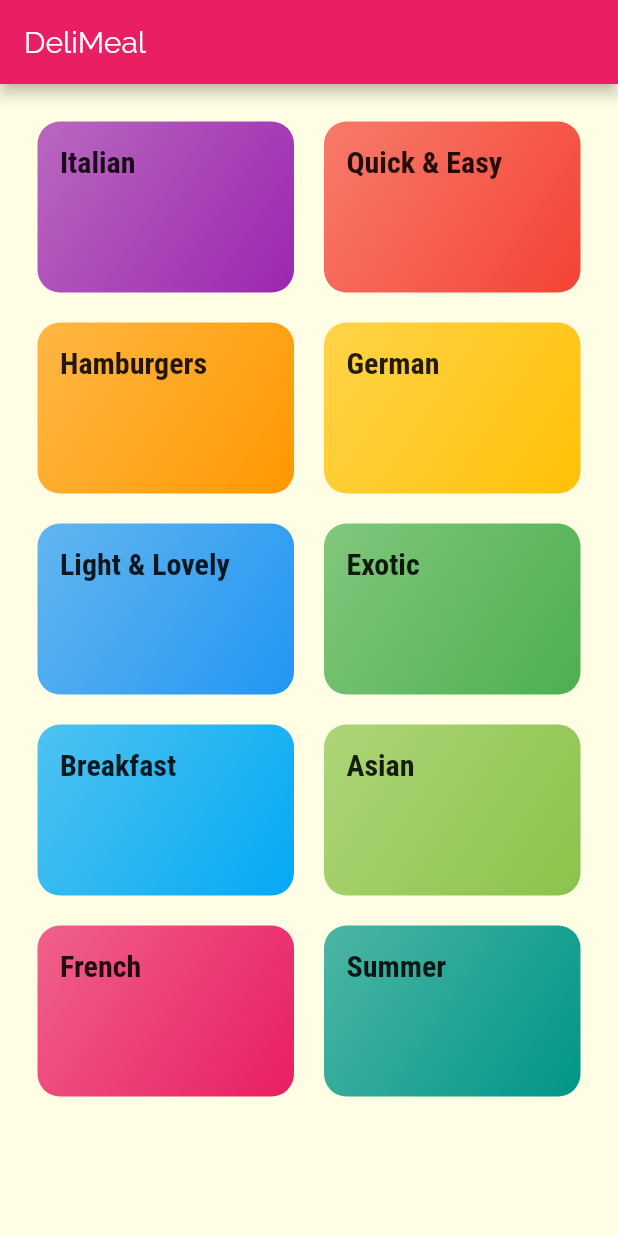
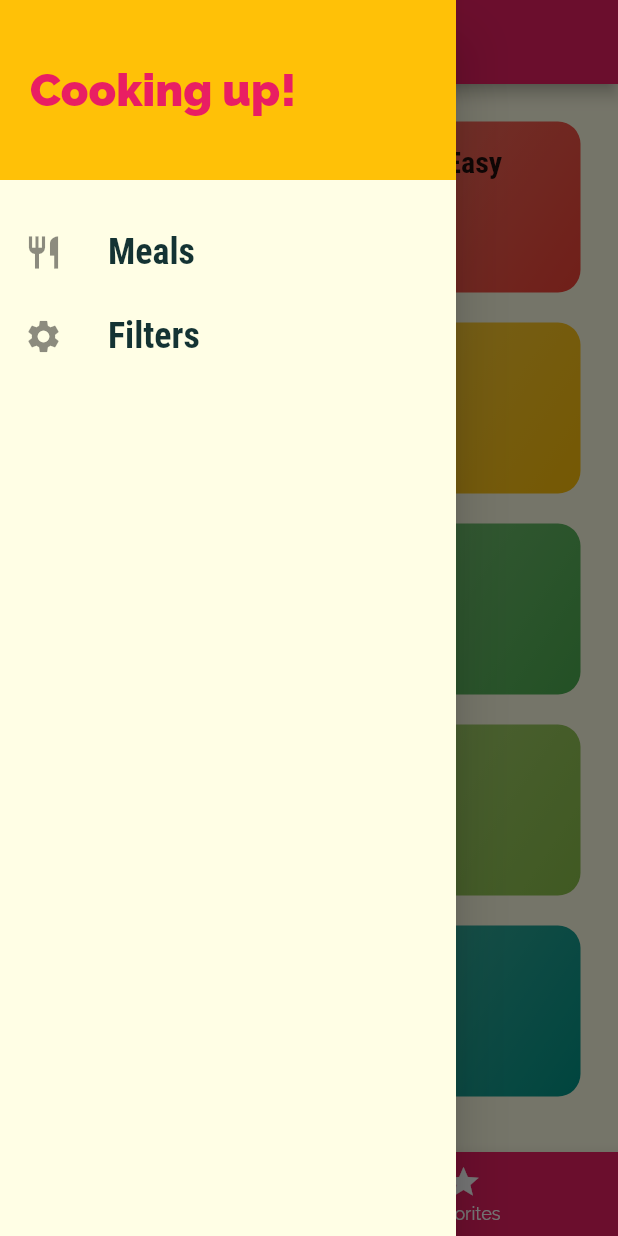
Before and after one commit to jimdis/flutter-udemy3, a Flutter app: the screen it shows after launch, with the side drawer open (before the commit the screen has no drawer), on a phone screen of 412 x 824 dp. Run offline on Flutter 3.47's test engine with Material 2 defaults, Android fonts, the phone set to English and light mode, and no system bars.

Commit message:
Adding tabs & drawer

```diff
--- a/lib/main.dart
+++ b/lib/main.dart
@@ -3,6 +3,7 @@ import 'package:flutter/material.dart';
 import './screens/categories_screen.dart';
 import './screens/category_meals_screen.dart';
 import './screens/meal_detail_screen.dart';
+import './screens/tabs_screen.dart';
 
 void main() => runApp(MyApp());
 
@@ -27,7 +28,7 @@ class MyApp extends StatelessWidget {
       ),
       // home: CategoriesScreen(),
       routes: {
-        '/': (ctx) => CategoriesScreen(),
+        '/': (ctx) => TabsScreen(),
         CategoryMealsScreen.routeName: (ctx) => CategoryMealsScreen(),
         MealDetailScreen.routeName: (ctx) => MealDetailScreen(),
       },
--- a/lib/screens/categories_screen.dart
+++ b/lib/screens/categories_screen.dart
@@ -6,9 +6,7 @@ import '../widgets/category_item.dart';
 class CategoriesScreen extends StatelessWidget {
   @override
   Widget build(BuildContext context) {
-    return Scaffold(
-      appBar: AppBar(title: const Text('DeliMeal')),
-      body: GridView(
+    return GridView(
       padding: const EdgeInsets.all(25),
       children: DUMMY_CATEGORIES
           .map((catData) => CategoryItem(
@@ -23,7 +21,6 @@ class CategoriesScreen extends StatelessWidget {
         crossAxisSpacing: 20,
         mainAxisSpacing: 20,
       ),
-      ),
     );
   }
 }
--- /dev/null
+++ b/lib/screens/favorites_screen.dart
@@ -0,0 +1,8 @@
+import 'package:flutter/material.dart';
+
+class FavoritesScreen extends StatelessWidget {
+  @override
+  Widget build(BuildContext context) {
+    return Center(child: Text('Favorites'));
+  }
+}
--- /dev/null
+++ b/lib/screens/tabs_screen.dart
@@ -0,0 +1,57 @@
+import 'package:flutter/material.dart';
+
+import './categories_screen.dart';
+import './favorites_screen.dart';
+import '../widgets/main_drawer.dart';
+
+class TabsScreen extends StatefulWidget {
+  @override
+  _TabsScreenState createState() => _TabsScreenState();
+}
+
+class _TabsScreenState extends State<TabsScreen> {
+  List<Map<String, Object>> _pages = [
+    {
+      'page': CategoriesScreen(),
+      'title': 'Categories',
+    },
+    {
+      'page': FavoritesScreen(),
+      'title': 'Favorites',
+    }
+  ];
+  int _selectedPageIndex = 0;
+
+  void _selectPage(int index) {
+    setState(() {
+      _selectedPageIndex = index;
+    });
+  }
+
+  @override
+  Widget build(BuildContext context) {
+    return Scaffold(
+      appBar: AppBar(
+        title: Text(_pages[_selectedPageIndex]['title']),
+      ),
+      drawer: MainDrawer(),
+      body: _pages[_selectedPageIndex]['page'],
+      bottomNavigationBar: BottomNavigationBar(
+          onTap: _selectPage,
+          backgroundColor: Theme.of(context).primaryColor,
+          unselectedItemColor: Colors.white,
+          selectedItemColor: Theme.of(context).accentColor,
+          currentIndex: _selectedPageIndex,
+          items: [
+            BottomNavigationBarItem(
+              icon: Icon(Icons.category),
+              title: Text('Categories'),
+            ),
+            BottomNavigationBarItem(
+              icon: Icon(Icons.star),
+              title: Text('Favorites'),
+            ),
+          ]),
+    );
+  }
+}
--- /dev/null
+++ b/lib/widgets/main_drawer.dart
@@ -0,0 +1,52 @@
+import 'package:flutter/material.dart';
+
+class MainDrawer extends StatelessWidget {
+  Widget buildListTile(String title, IconData icon) {
+    return ListTile(
+        leading: Icon(
+          icon,
+          size: 26,
+        ),
+        title: Text(
+          title,
+          style: TextStyle(
+            fontFamily: 'RobotoCondensed',
+            fontSize: 24,
+            fontWeight: FontWeight.bold,
+          ),
+        ),
+        onTap: () {
+          // ..
+        });
+  }
+
+  @override
+  Widget build(BuildContext context) {
+    return Drawer(
+      child: Column(
+        children: <Widget>[
+          Container(
+            height: 120,
+            width: double.infinity,
+            padding: EdgeInsets.all(20),
+            alignment: Alignment.centerLeft,
+            color: Theme.of(context).accentColor,
+            child: Text(
+              'Cooking up!',
+              style: TextStyle(
+                fontWeight: FontWeight.w900,
+                fontSize: 30,
+                color: Theme.of(context).primaryColor,
+              ),
+            ),
+          ),
+          SizedBox(
+            height: 20,
+          ),
+          buildListTile('Meals', Icons.restaurant),
+          buildListTile('Filters', Icons.settings),
+        ],
+      ),
+    );
+  }
+}
```
Lines whose indentation alone changed are shown as unchanged.
